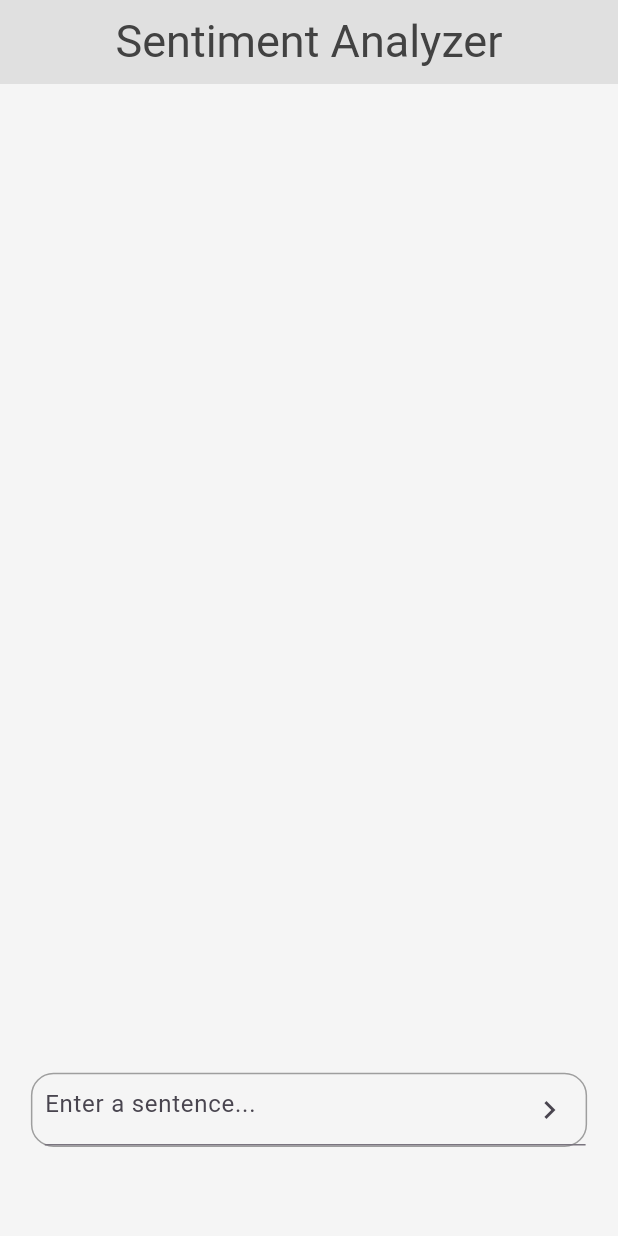
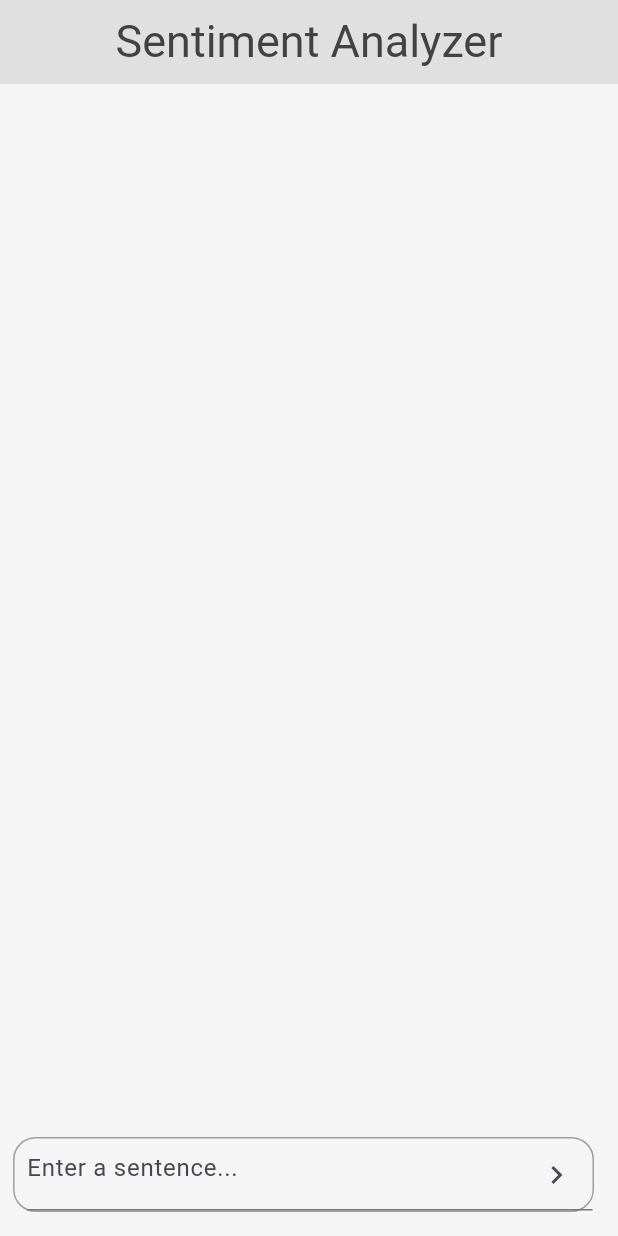
Before and after one commit to Rasib03/Flutter, a Flutter app: the screen it shows after launch, on a phone screen of 412 x 824 dp. Run offline on Flutter 3.47's test engine with Material 3 defaults, Android fonts, the light colour scheme and no system bars; our stand-ins replace bloc, flutter_bloc, google_fonts; Roboto replaces fonts that are missing (Playfair).

Commit message:
add circular indicator for sentiment analysis

```diff
--- /dev/null
+++ b/sentiment_analyzer/lib/bloc/sentiment_event.dart
@@ -0,0 +1,11 @@
+part of 'sentiment_bloc.dart';
+
+@immutable
+sealed class SentimentEvent {}
+
+class LoadingEvent extends SentimentEvent {}
+
+class LoadedEvent extends SentimentEvent {
+  final String text;
+  LoadedEvent({required this.text});
+}
--- /dev/null
+++ b/sentiment_analyzer/lib/bloc/sentiment_state.dart
@@ -0,0 +1,14 @@
+part of 'sentiment_bloc.dart';
+
+@immutable
+sealed class SentimentState {}
+
+final class SentimentInitial extends SentimentState {}
+
+class LoadingState extends SentimentState {}
+
+class LoadedState extends SentimentState {
+  final String text;
+
+  LoadedState({required this.text});
+}
--- a/sentiment_analyzer/lib/main.dart
+++ b/sentiment_analyzer/lib/main.dart
@@ -1,8 +1,9 @@
 import 'package:flutter/material.dart';
-import 'package:flutter/widgets.dart';
+import 'package:flutter_bloc/flutter_bloc.dart';
 import 'package:google_fonts/google_fonts.dart';
 import 'dart:convert';
 import 'package:http/http.dart' as http;
+import 'package:sentiment_analyzer/bloc/sentiment_bloc.dart';
 
 void main() {
   runApp(const MyApp());
@@ -13,10 +14,13 @@ class MyApp extends StatelessWidget {
 
   @override
   Widget build(BuildContext context) {
-    return const MaterialApp(
+    return MaterialApp(
       debugShowCheckedModeBanner: false,
-      home: MyHomePage(
+      home: BlocProvider(
+        create: (context) => SentimentBloc(),
+        child: const MyHomePage(
           title: 'Sentiment Analyzer',
+        ),
       ),
     );
   }
@@ -34,6 +38,7 @@ class MyHomePage extends StatefulWidget {
 class _MyHomePageState extends State<MyHomePage> {
   late final TextEditingController _controller;
   String sentiment = "";
+
   @override
   void initState() {
     _controller = TextEditingController();
@@ -46,6 +51,7 @@ class _MyHomePageState extends State<MyHomePage> {
     super.dispose();
   }
 
+  bool isloading = false;
   @override
   Widget build(BuildContext context) {
     return Scaffold(
@@ -59,12 +65,60 @@ class _MyHomePageState extends State<MyHomePage> {
         ),
         centerTitle: true,
       ),
-      body: SingleChildScrollView(
+      floatingActionButton: Container(
+        margin: EdgeInsets.only(left: MediaQuery.of(context).size.width * .06),
+        decoration: BoxDecoration(
+          border: Border.all(color: Colors.grey),
+          borderRadius: BorderRadius.circular(15),
+        ),
+        child: Padding(
+          padding:
+              EdgeInsets.only(left: MediaQuery.of(context).size.width * .02),
+          child: TextFormField(
+            controller: _controller,
+            decoration: InputDecoration(
+              hintText: 'Enter a sentence...',
+              suffixIcon: GestureDetector(
+                child: const Icon(Icons.navigate_next),
+                onTap: () {
+                  String inputText =
+                      _controller.text; // Get the text from the controller
+                  _controller.clear(); // Clear the text field
+                  FocusScope.of(context)
+                      .unfocus(); // Unfocus the text field (closes the keyboard)
+                  context
+                      .read<SentimentBloc>()
+                      .add(LoadingEvent()); // Trigger loading event
+                  getValue(
+                      inputText, context); // Call getValue with the input text
+                },
+              ),
+            ),
+          ),
+        ),
+      ),
+      body: BlocBuilder<SentimentBloc, SentimentState>(
+        builder: (context, state) {
+          if (state is LoadingState) {
+            isloading = true;
+          } else if (state is LoadedState) {
+            isloading = false;
+            sentiment = state.text;
+          }
+
+          return SingleChildScrollView(
             child: Stack(
               children: [
+                if (isloading == true)
                   Padding(
-              padding:
-                  EdgeInsets.only(top: MediaQuery.of(context).size.height * .3),
+                    padding: EdgeInsets.only(
+                        top: MediaQuery.of(context).size.height * .3),
+                    child: const Center(child: CircularProgressIndicator()),
+                  )
+                else
+                  Padding(
+                    padding: EdgeInsets.only(
+                        top: MediaQuery.of(context).size.height * .3),
                     child: Center(
                       child: Text(
                         sentiment,
@@ -73,48 +127,18 @@ class _MyHomePageState extends State<MyHomePage> {
                       ),
                     ),
                   ),
-            Center(
-              child: Container(
-                margin: EdgeInsets.only(
-                    top: MediaQuery.of(context).size.height * .8),
-                height: MediaQuery.of(context).size.height * .06,
-                width: MediaQuery.of(context).size.width * .9,
-                decoration: BoxDecoration(
-                  border: Border.all(color: Colors.grey),
-                  borderRadius: BorderRadius.circular(15),
-                ),
-                child: Padding(
-                  padding: EdgeInsets.only(
-                    left: MediaQuery.of(context).size.width * .02,
-                  ),
-                  child: TextFormField(
-                    controller: _controller,
-                    decoration: InputDecoration(
-                      hintText: 'Enter a sentence...',
-                      suffixIcon: GestureDetector(
-                        child: const Icon(Icons.navigate_next),
-                        onTap: () async {
-                          final result = await getValue(_controller.text);
-                          setState(() {
-                            sentiment = result;
-                          });
-                        },
-                      ),
-                    ),
-                  ),
-                ),
-              ),
-            ),
               ],
             ),
+          );
+        },
       ),
     );
   }
 }
 
-Future<String> getValue(String input) async {
+void getValue(String input, BuildContext ctx) async {
   try {
-    List<dynamic> result = await querySentiment(input);
+    List<dynamic> result = await querySentiment(input, ctx);
     final scores = result[0];
     String label = "";
     double score = 0;
@@ -125,13 +149,16 @@ Future<String> getValue(String input) async {
         label = entery['label'].toString();
       }
     }
-    return "$label ${(score * 100).toStringAsFixed(0)}%";
+    ctx
+        .read<SentimentBloc>()
+        .add(LoadedEvent(text: "$label ${(score * 100).toStringAsFixed(0)}%"));
   } catch (e) {
-    return e.toString();
+    ctx.read<SentimentBloc>().add(LoadedEvent(text: e.toString()));
   }
 }
 
-Future<List<dynamic>> querySentiment(String input) async {
+Future<List<dynamic>> querySentiment(String input, BuildContext ctx) async {
+  ctx.read<SentimentBloc>().add(LoadingEvent());
   const String apiUrl =
       "https://api-inference.huggingface.co/models/lxyuan/distilbert-base-multilingual-cased-sentiments-student";
   const String token =
--- a/sentiment_analyzer/pubspec.yaml
+++ b/sentiment_analyzer/pubspec.yaml
@@ -37,6 +37,8 @@ dependencies:
   cupertino_icons: ^1.0.6
   http: ^1.2.2
   google_fonts: ^6.2.1
+  bloc: ^8.1.4
+  flutter_bloc: ^8.1.6
 
 dev_dependencies:
   flutter_test:
```
Also changed, not shown: sentiment_analyzer/lib/bloc/sentiment_bloc.dart (added, +17 -0 lines), sentiment_analyzer/pubspec.lock. Lines whose indentation alone changed are shown as unchanged.
